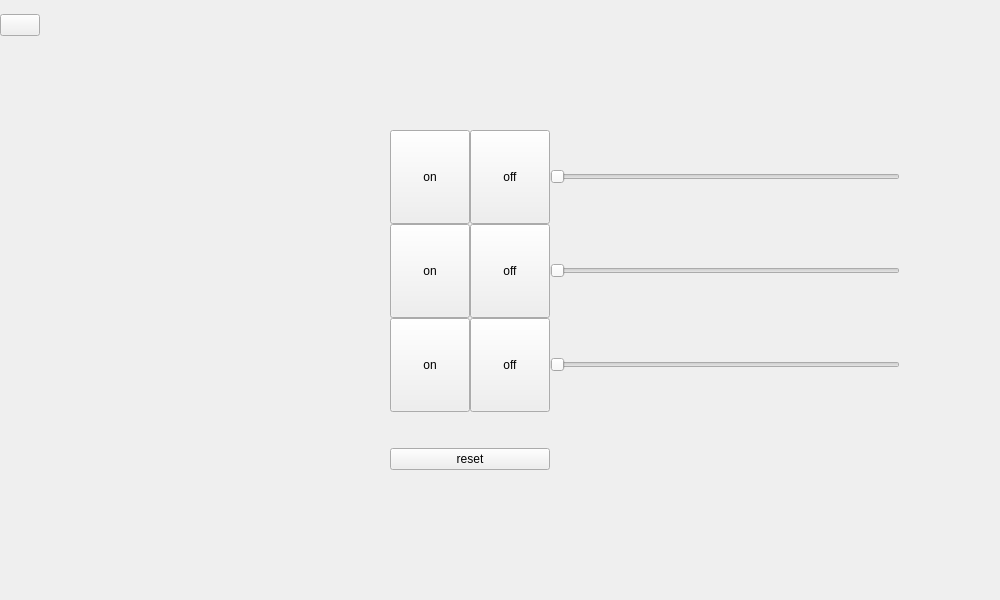
Qt form src/mainmenu.ui (CraignRush/IslandRacer) before a commit.
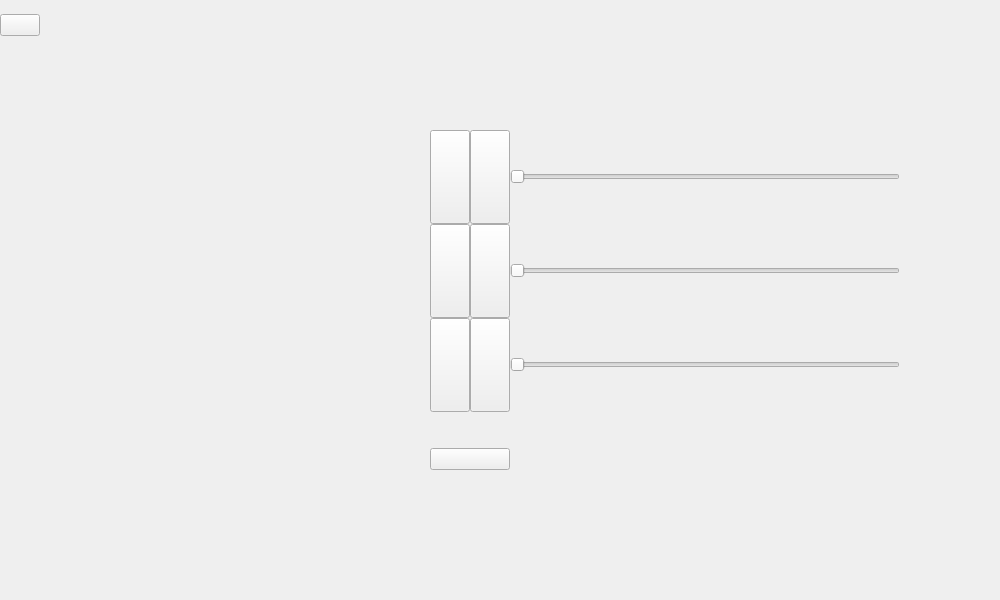
The same form after that commit.

Commit message: Slider now get back in same position where they were before

Patch:
```diff
--- a/src/mainmenu.ui
+++ b/src/mainmenu.ui
@@ -2183,6 +2183,9 @@
         </item>
         <item row="5" column="4">
          <widget class="QSlider" name="settingsRaceSoundSlider">
+          <property name="maximum">
+           <number>100</number>
+          </property>
           <property name="pageStep">
            <number>0</number>
           </property>
@@ -2193,6 +2196,9 @@
         </item>
         <item row="3" column="4">
          <widget class="QSlider" name="settingsBackgroundSoundSlider">
+          <property name="maximum">
+           <number>100</number>
+          </property>
           <property name="pageStep">
            <number>0</number>
           </property>
@@ -2210,7 +2216,7 @@
            </sizepolicy>
           </property>
           <property name="text">
-           <string>off</string>
+           <string/>
           </property>
          </widget>
         </item>
@@ -2223,7 +2229,7 @@
            </sizepolicy>
           </property>
           <property name="text">
-           <string>off</string>
+           <string/>
           </property>
          </widget>
         </item>
@@ -2388,7 +2394,7 @@
            </sizepolicy>
           </property>
           <property name="text">
-           <string>off</string>
+           <string/>
           </property>
          </widget>
         </item>
@@ -2407,6 +2413,9 @@
         </item>
         <item row="4" column="4">
          <widget class="QSlider" name="settingsButtonSoundSlider">
+          <property name="maximum">
+           <number>100</number>
+          </property>
           <property name="pageStep">
            <number>0</number>
           </property>
@@ -2437,7 +2446,7 @@
            </sizepolicy>
           </property>
           <property name="text">
-           <string>on</string>
+           <string/>
           </property>
          </widget>
         </item>
@@ -2463,7 +2472,7 @@
            </sizepolicy>
           </property>
           <property name="text">
-           <string>on</string>
+           <string/>
           </property>
          </widget>
         </item>
@@ -2476,7 +2485,7 @@
            </sizepolicy>
           </property>
           <property name="text">
-           <string>on</string>
+           <string/>
           </property>
          </widget>
         </item>
@@ -2489,7 +2498,7 @@
            </sizepolicy>
           </property>
           <property name="text">
-           <string>reset</string>
+           <string/>
           </property>
          </widget>
         </item>
```
The commit also changes 2 other files.
